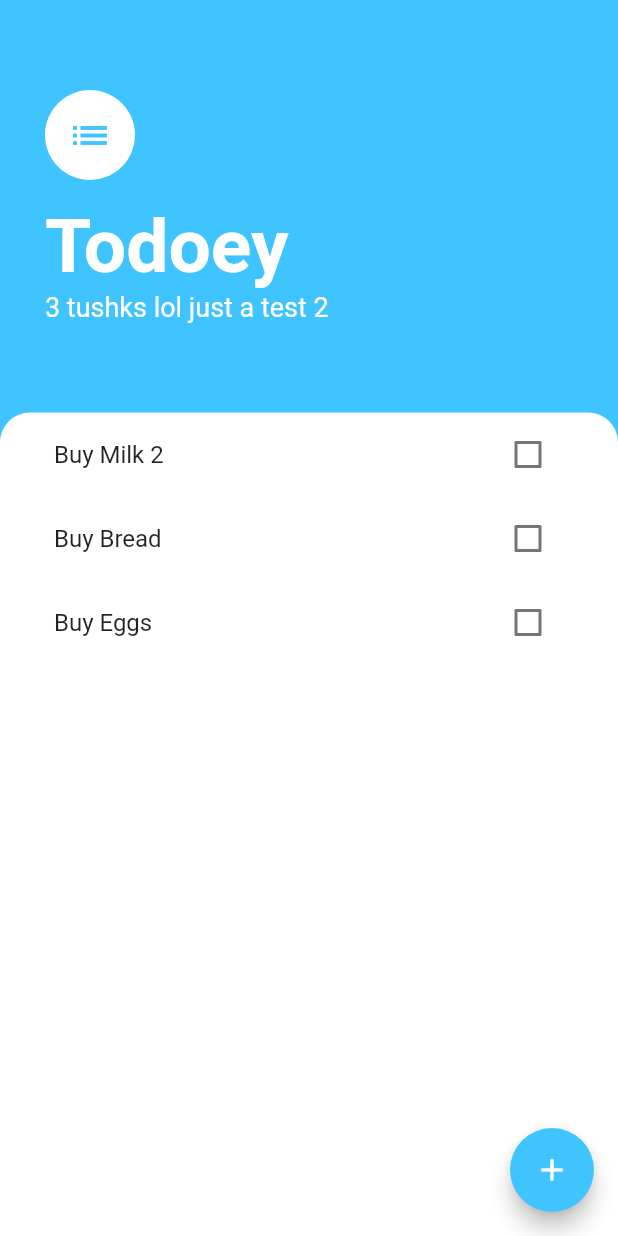
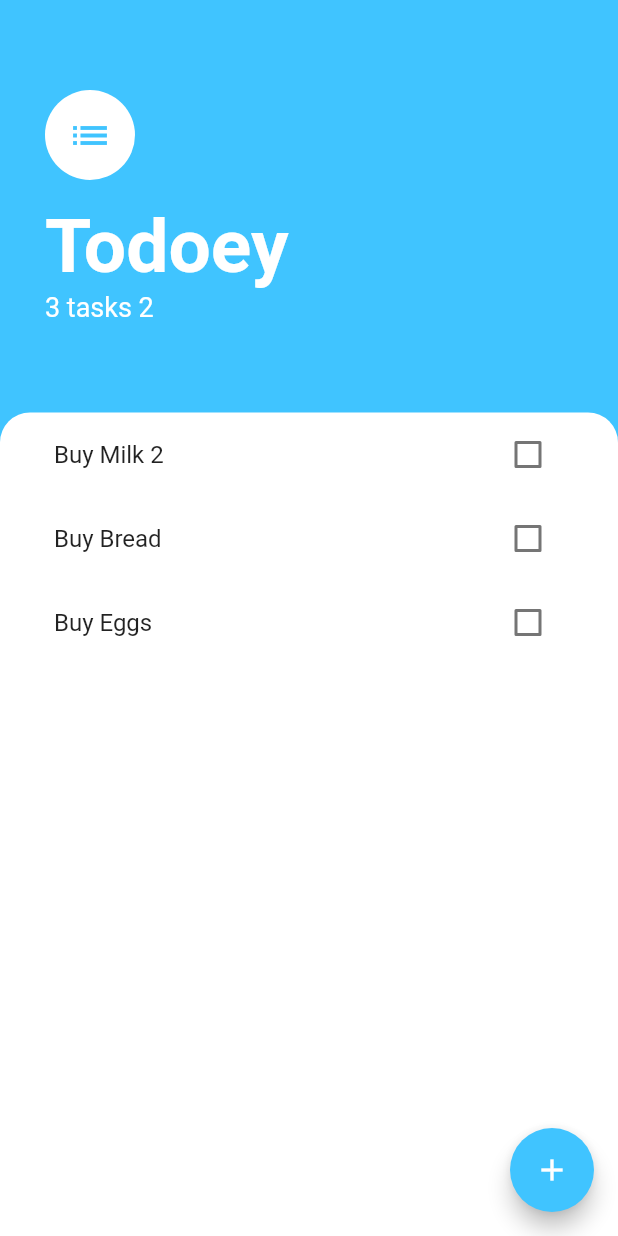
Before and after one commit to MaulanaArya30/Todoey_app_flutter_course, a Flutter app: the screen it shows after launch, on a phone screen of 412 x 824 dp. Run offline on Flutter 3.47's test engine with Material 2 defaults, Android fonts, the phone set to English and light mode, and no system bars.

Commit message:
commit confict test

```diff
--- a/lib/screens/task_screen.dart
+++ b/lib/screens/task_screen.dart
@@ -60,7 +60,7 @@ class TaskScreen extends StatelessWidget {
                   ),
                 ),
                 Text(
-                  '${Provider.of<Data>(context).taskCount} tushks lol just a test 2',
+                  '${Provider.of<Data>(context).taskCount} tasks 2',
                   style: TextStyle(
                     color: Colors.white,
                     fontSize: 18,
```
